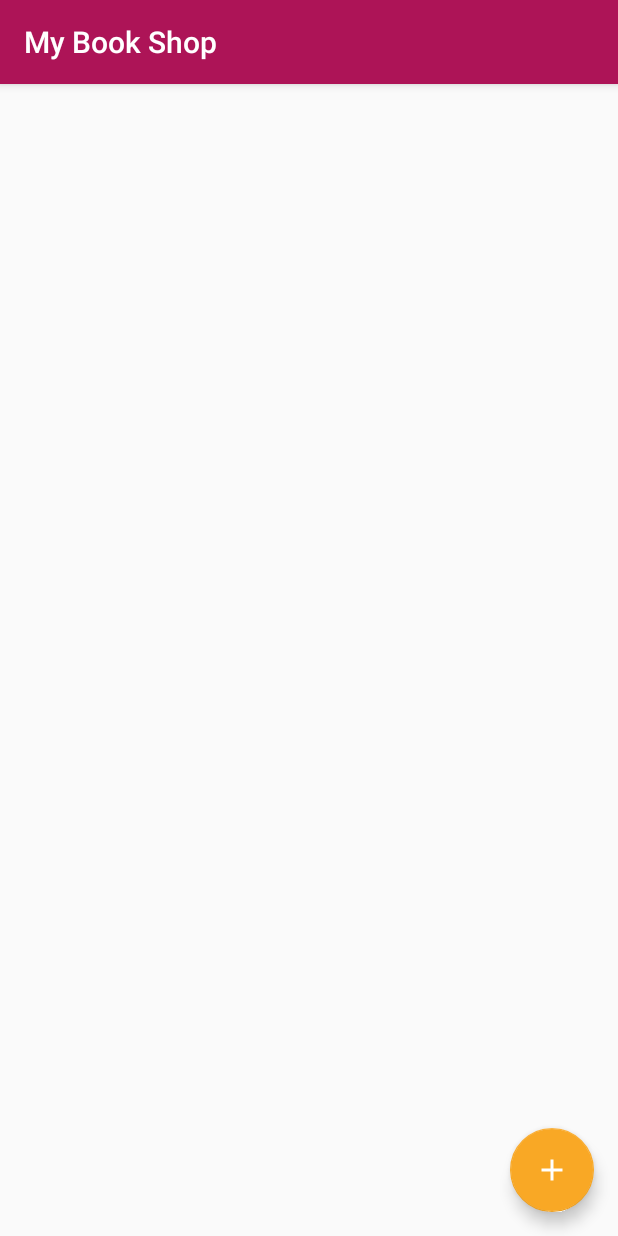
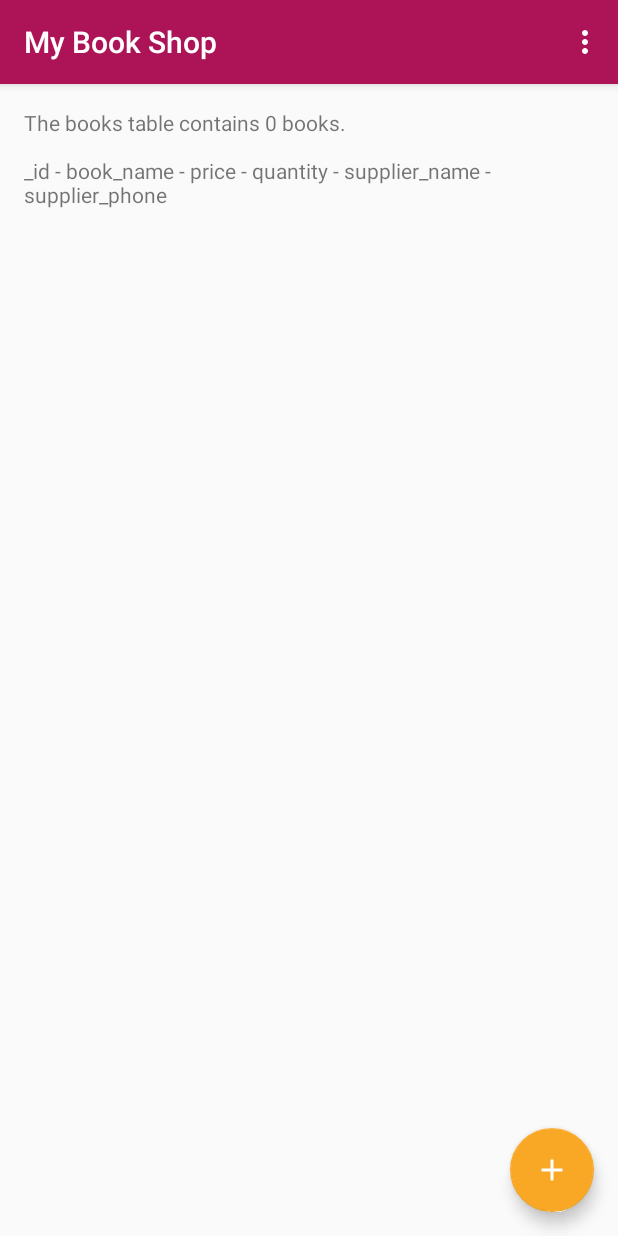
Before and after one commit to amaliaman/MyBookShop, an Android app: the screen it shows after launch (CatalogActivity), on a phone screen of 412 x 824 dp. Run offline under Robolectric (Android 15) with nearby library versions, the phone set to English and light mode, and no system bars.

Commit message:
implement insertion of dummy data and display it

```diff
--- a/app/src/main/java/com/example/ami/mybookshop/CatalogActivity.java
+++ b/app/src/main/java/com/example/ami/mybookshop/CatalogActivity.java
@@ -1,12 +1,26 @@
 package com.example.ami.mybookshop;
 
+import android.content.ContentValues;
 import android.content.Intent;
+import android.database.Cursor;
+import android.database.sqlite.SQLiteDatabase;
+import android.os.Bundle;
 import android.support.design.widget.FloatingActionButton;
 import android.support.v7.app.AppCompatActivity;
-import android.os.Bundle;
+import android.view.Menu;
+import android.view.MenuItem;
 import android.view.View;
+import android.widget.TextView;
+import android.widget.Toast;
+
+import com.example.ami.mybookshop.data.BookContract.BookEntry;
+import com.example.ami.mybookshop.data.BookDbHelper;
+
+import java.util.Locale;
 
 public class CatalogActivity extends AppCompatActivity {
+
+    BookDbHelper mDbHelper;
 
     @Override
     protected void onCreate(Bundle savedInstanceState) {
@@ -14,7 +28,7 @@ public class CatalogActivity extends AppCompatActivity {
         setContentView(R.layout.activity_catalog);
 
         // Setup FAB to open EditorActivity
-        FloatingActionButton fab = (FloatingActionButton) findViewById(R.id.fab);
+        FloatingActionButton fab = findViewById(R.id.fab);
         fab.setOnClickListener(new View.OnClickListener() {
             @Override
             public void onClick(View view) {
@@ -22,5 +36,123 @@ public class CatalogActivity extends AppCompatActivity {
                 startActivity(intent);
             }
         });
+
+        // Get DB helper
+        mDbHelper = new BookDbHelper(this);
+    }
+
+    /**
+     * Setup menu
+     */
+    @Override
+    public boolean onCreateOptionsMenu(Menu menu) {
+        // Inflate the menu options from the res/menu/menu_catalog.xml file.
+        // This adds menu items to the app bar.
+        getMenuInflater().inflate(R.menu.menu_catalog, menu);
+        return true;
+    }
+
+    @Override
+    public boolean onOptionsItemSelected(MenuItem item) {
+        // User clicked on a menu option in the app bar overflow menu
+        switch (item.getItemId()) {
+            // Respond to a click on the "Insert dummy data" menu option
+            case R.id.action_insert_dummy_data:
+                insertBook();
+                displayDatabaseInfo();
+                return true;
+        }
+        return super.onOptionsItemSelected(item);
+    }
+
+    /**
+     * Insert dummy data to test the app
+     */
+    private void insertBook() {
+        // Gets the data repository in write mode
+        SQLiteDatabase db = mDbHelper.getWritableDatabase();
+
+        // Create a new map of values, where column names are the keys
+        ContentValues values = new ContentValues();
+        values.put(BookEntry.COLUMN_BOOK_NAME, "Three Men in a Boat");
+        values.put(BookEntry.COLUMN_BOOK_PRICE, 7.99);
+        values.put(BookEntry.COLUMN_BOOK_QUANTITY, 3);
+        values.put(BookEntry.COLUMN_BOOK_SUPPLIER_NAME, "BooksRUs");
+        values.put(BookEntry.COLUMN_BOOK_SUPPLIER_PHONE, "555-666-777");
+
+        // Insert the new row, returning the primary key value of the new row
+        long newRowId = db.insert(BookEntry.TABLE_NAME, null, values);
+        Toast.makeText(this, "New row id: " + newRowId, Toast.LENGTH_SHORT).show();
+    }
+
+    /**
+     * Temporary helper method to display information in the onscreen TextView about the state of
+     * the pets database.
+     */
+    private void displayDatabaseInfo() {
+        // Create and/or open a database to read from it
+        SQLiteDatabase db = mDbHelper.getReadableDatabase();
+
+        Cursor cursor = db.query(
+                BookEntry.TABLE_NAME,   // The table to query
+                null,             // The array of columns to return (pass null to get all)
+                null,              // The columns for the WHERE clause
+                null,          // The values for the WHERE clause
+                null,                   // don't group the rows
+                null,                   // don't filter by row groups
+                null               // The sort order
+        );
+
+        TextView displayView = findViewById(R.id.text_view_dummy);
+
+        try {
+            displayView.setText(String.format(Locale.getDefault(), "%s %d %s.\n\n",
+                    getString(R.string.dummy_books_string), cursor.getCount(), getString(R.string.dummy_books_string_end)));
+            displayView.append(BookEntry._ID + " - " +
+                    BookEntry.COLUMN_BOOK_NAME + " - " +
+                    BookEntry.COLUMN_BOOK_PRICE + " - " +
+                    BookEntry.COLUMN_BOOK_QUANTITY + " - " +
+                    BookEntry.COLUMN_BOOK_SUPPLIER_NAME + " - " +
+                    BookEntry.COLUMN_BOOK_SUPPLIER_PHONE + "\n");
+
+            // Figure out the index of each column
+            int idColumnIndex = cursor.getColumnIndex(BookEntry._ID);
+            int nameColumnIndex = cursor.getColumnIndex(BookEntry.COLUMN_BOOK_NAME);
+            int priceColumnIndex = cursor.getColumnIndex(BookEntry.COLUMN_BOOK_PRICE);
+            int quantityColumnIndex = cursor.getColumnIndex(BookEntry.COLUMN_BOOK_QUANTITY);
+            int supplierNameColumnIndex = cursor.getColumnIndex(BookEntry.COLUMN_BOOK_SUPPLIER_NAME);
+            int supplierPhoneColumnIndex = cursor.getColumnIndex(BookEntry.COLUMN_BOOK_SUPPLIER_PHONE);
+
+            // Iterate through all the returned rows in the cursor
+            while (cursor.moveToNext()) {
+                // Use that index to extract the String or Int value of the word
+                // at the current row the cursor is on.
+                int currentID = cursor.getInt(idColumnIndex);
+                String currentName = cursor.getString(nameColumnIndex);
+                String currentPrice = String.valueOf(cursor.getDouble(priceColumnIndex));
+                String currentQuantity = String.valueOf(cursor.getInt(quantityColumnIndex));
+                String currentSupplierName = cursor.getString(supplierNameColumnIndex);
+                String currentSupplierPhone = cursor.getString(supplierPhoneColumnIndex);
+
+                // Display the values from each column of the current row in the cursor in the TextView
+                displayView.append(("\n" + currentID + " - " +
+                        currentName + " - " +
+                        currentPrice + " - " +
+                        currentQuantity + " - " +
+                        currentSupplierName + " - " +
+                        currentSupplierPhone
+                ));
+            }
+        } finally {
+            // Always close the cursor when you're done reading from it. This releases all its
+            // resources and makes it invalid.
+            cursor.close();
+        }
+    }
+
+    @Override
+    protected void onStart() {
+        super.onStart();
+        displayDatabaseInfo();
     }
 }
--- /dev/null
+++ b/app/src/main/java/com/example/ami/mybookshop/data/BookDbHelper.java
@@ -0,0 +1,27 @@
+package com.example.ami.mybookshop.data;
+
+import android.content.Context;
+import android.database.sqlite.SQLiteDatabase;
+import android.database.sqlite.SQLiteOpenHelper;
+
+import com.example.ami.mybookshop.data.BookContract.BookEntry;
+
+public class BookDbHelper extends SQLiteOpenHelper {
+
+    private static final String DATABASE_NAME = "bookShop.db";
+    private static final int DATABASE_VERSION = 1;
+
+    public BookDbHelper(Context context) {
+        super(context, DATABASE_NAME, null, DATABASE_VERSION);
+    }
+
+    @Override
+    public void onCreate(SQLiteDatabase db) {
+        db.execSQL(BookEntry.SQL_CREATE_ENTRIES);
+    }
+
+    @Override
+    public void onUpgrade(SQLiteDatabase db, int oldVersion, int newVersion) {
+
+    }
+}
--- /dev/null
+++ b/app/src/main/res/menu/menu_catalog.xml
@@ -0,0 +1,8 @@
+<?xml version="1.0" encoding="utf-8"?>
+<menu xmlns:android="http://schemas.android.com/apk/res/android"
+    xmlns:app="http://schemas.android.com/apk/res-auto">
+    <item
+        android:id="@+id/action_insert_dummy_data"
+        android:title="@string/action_insert_dummy_data"
+        app:showAsAction="never" />
+</menu>
--- a/app/src/main/res/values/strings.xml
+++ b/app/src/main/res/values/strings.xml
@@ -2,4 +2,7 @@
     <string name="app_name">My Book Shop</string>
     <string name="editor_label">Book Details</string>
     <string name="save">Save</string>
+    <string name="action_insert_dummy_data">Insert Dummy Data</string>
+    <string name="dummy_books_string">The books table contains</string>
+    <string name="dummy_books_string_end">books</string>
 </resources>
```
Also changed, not shown: app/src/main/java/com/example/ami/mybookshop/data/BookContract.java (added, +37 -0 lines).
